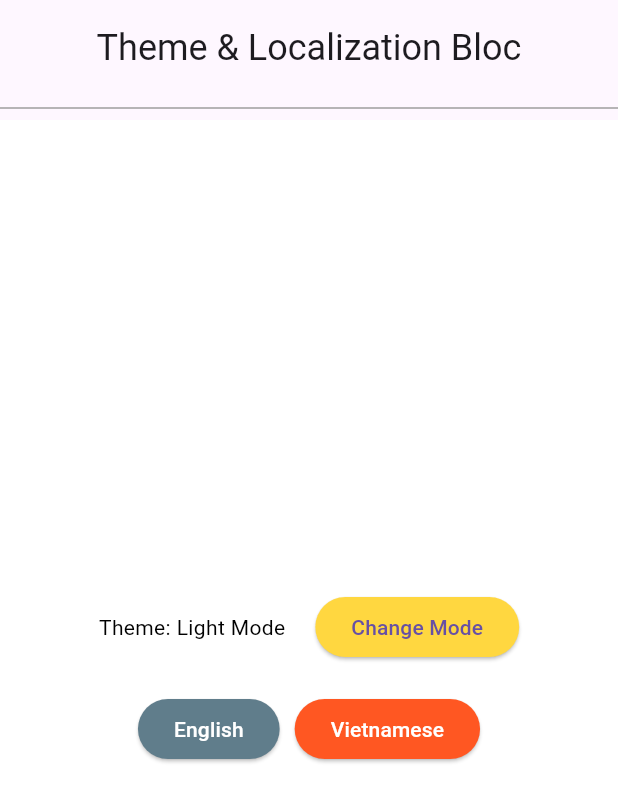
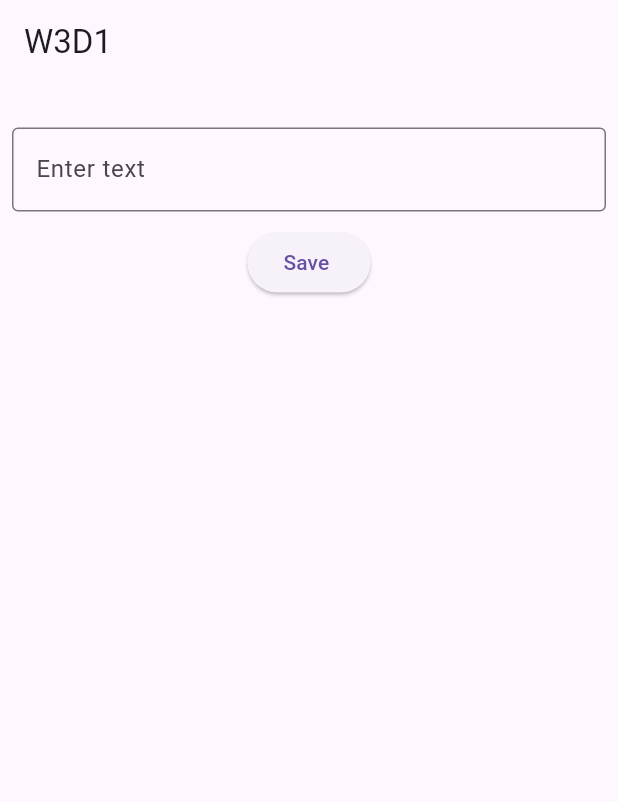
Before and after one commit to VienHaiYen/travo-app-flutter, a Flutter app: the screen it shows after launch, on a phone screen of 412 x 824 dp. Shown: the top 802 px of the screen. Run offline on Flutter 3.47's test engine with Material 3 defaults, Android fonts, the phone set to English and light mode, and no system bars; our stand-ins replace cached_network_image, flutter_bloc, flutter_svg, go_router, shared_preferences; generated files the repository leaves out were written again.

```diff
--- a/app_cyclone/lib/main.dart
+++ b/app_cyclone/lib/main.dart
@@ -1,6 +1,7 @@
 import 'package:app_cyclone/w2-d3/blocs/language_bloc/language_bloc.dart';
 import 'package:app_cyclone/w2-d3/blocs/language_bloc/language_state.dart';
 import 'package:app_cyclone/w2-d3/blocs/theme_bloc/theme_bloc.dart';
+import 'package:app_cyclone/w3-d1/W3D1.dart';
 import 'package:flutter_bloc/flutter_bloc.dart';
 import 'package:flutter_localizations/flutter_localizations.dart';
 import 'package:flutter_gen/gen_l10n/app_localizations.dart';
@@ -43,7 +44,7 @@ class MyMaterialApp extends StatelessWidget {
             theme: ThemeData(
               primarySwatch: Colors.blue,
             ),
-            home: W2D3(),
+            home: W3D1(),
           );
         }));
   }
--- /dev/null
+++ b/app_cyclone/lib/w3-d1/W3D1.dart
@@ -0,0 +1,70 @@
+import 'package:flutter/material.dart';
+import 'package:shared_preferences/shared_preferences.dart';
+
+class W3D1 extends StatefulWidget {
+  const W3D1({Key? key}) : super(key: key);
+
+  @override
+  State<W3D1> createState() => _W3D1State();
+}
+
+class _W3D1State extends State<W3D1> {
+  String text = '';
+  late SharedPreferences prefs;
+  void getPreference() async {
+    try {
+      prefs = await SharedPreferences.getInstance();
+      setState(() {
+        text = prefs.getString('text') ?? '';
+      });
+    } catch (e) {
+      text = '';
+    }
+  }
+
+  @override
+  void initState() {
+    // TODO: implement initState
+    super.initState();
+    getPreference();
+  }
+
+  @override
+  Widget build(BuildContext context) {
+    TextEditingController _controller = TextEditingController();
+    return Scaffold(
+      appBar: AppBar(title: const Text("W3D1")),
+      body: Padding(
+        padding: const EdgeInsets.all(8.0),
+        child: Column(
+          children: [
+            Text(text),
+            TextField(
+              controller: _controller,
+              decoration: const InputDecoration(
+                border: OutlineInputBorder(),
+                labelText: 'Enter text',
+              ),
+            ),
+            const SizedBox(
+              height: 10,
+            ),
+            ElevatedButton(
+              onPressed: () {
+                if (_controller.text.isNotEmpty) {
+                  setState(() {
+                    text = _controller.text;
+                    prefs.setString('text', text);
+                    print(7856328);
+                    print(prefs.getString('text'));
+                  });
+                }
+              },
+              child: const Text('Save '),
+            ),
+          ],
+        ),
+      ),
+    );
+  }
+}
--- a/app_cyclone/pubspec.yaml
+++ b/app_cyclone/pubspec.yaml
@@ -16,6 +16,7 @@ dependencies:
   flutter_bloc: ^8.1.4
   flutter_localization: ^0.2.0
   intl: any
+  shared_preferences: ^2.2.2
 
 dev_dependencies:
   flutter_test:
```
Also changed, not shown: app_cyclone/pubspec.lock, 1 other file.
